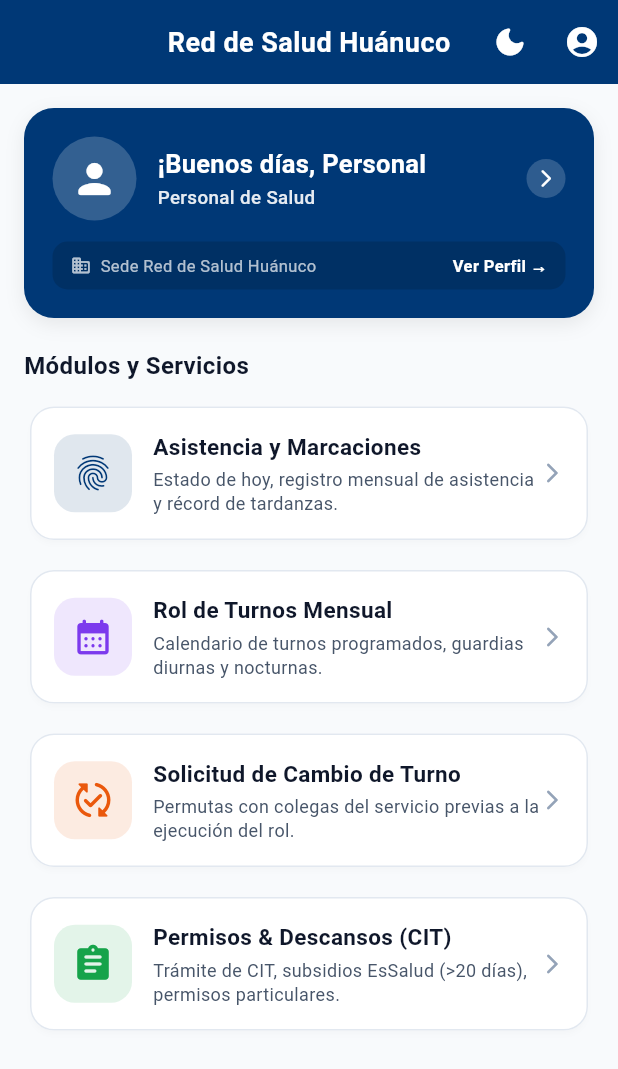
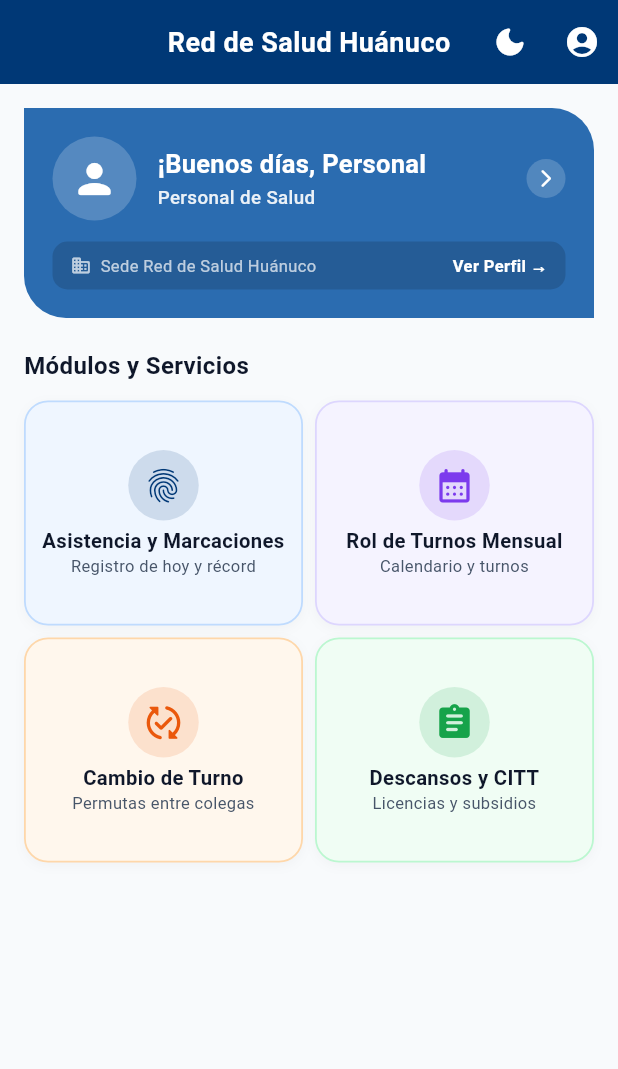
Before and after one commit to ilandbz/asistencia_rshco_mobile, a Flutter app: the HomeScreen screen opened by its route, on a phone screen of 412 x 824 dp. Shown: the top 1069 px of the screen. Run offline on Flutter 3.47's test engine with Material 3 defaults, Android fonts, the phone set to English and light mode, and no system bars; our stand-ins replace dio, equatable, file_picker, flutter_riverpod, flutter_secure_storage, flutter_spinkit and 3 more; accounts and stored records are empty; network calls fail.

Commit message:
version 1 de la app terminada y funcional

```diff
--- a/lib/features/home/presentation/screens/home_screen.dart
+++ b/lib/features/home/presentation/screens/home_screen.dart
@@ -51,26 +51,29 @@ class HomeScreen extends ConsumerWidget {
         child: Column(
           crossAxisAlignment: CrossAxisAlignment.stretch,
           children: [
-            // 1. Tarjeta Cálida de Bienvenida y Perfil (Interactiva)
+            // 1. Banner de Bienvenida y Perfil (Asimétrico: puntas en A y D, redondeado en B y C)
             Container(
               decoration: BoxDecoration(
-                color: isDark ? const Color(0xFF1E293B) : AppColors.primary,
-                borderRadius: BorderRadius.circular(20),
+                color: isDark ? const Color(0xFF1E293B) : const Color(0xFF2B6CB0),
+                borderRadius: const BorderRadius.only(
+                  topLeft: Radius.zero,
+                  topRight: Radius.circular(28),
+                  bottomLeft: Radius.circular(28),
+                  bottomRight: Radius.zero,
+                ),
                 border: Border.all(
                   color: isDark ? const Color(0xFF334155) : Colors.transparent,
                 ),
-                boxShadow: [
-                  BoxShadow(
-                    color: Colors.black.withOpacity(isDark ? 0.25 : 0.08),
-                    blurRadius: 10,
-                    offset: const Offset(0, 4),
-                  ),
-                ],
               ),
               child: Material(
                 color: Colors.transparent,
                 child: InkWell(
-                  borderRadius: BorderRadius.circular(20),
+                  borderRadius: const BorderRadius.only(
+                    topLeft: Radius.zero,
+                    topRight: Radius.circular(28),
+                    bottomLeft: Radius.circular(28),
+                    bottomRight: Radius.zero,
+                  ),
                   onTap: () => context.push('/perfil'),
                   child: Padding(
                     padding: const EdgeInsets.all(18.0),
@@ -192,7 +195,7 @@ class HomeScreen extends ConsumerWidget {
             ),
             const SizedBox(height: 20),
 
-            // Accesos Directos a Módulos
+            // Accesos Directos a Módulos en Cuadrícula 2x2
             Text(
               'Módulos y Servicios',
               style: TextStyle(
@@ -203,54 +206,79 @@ class HomeScreen extends ConsumerWidget {
             ),
             const SizedBox(height: 12),
 
-            _buildModuleCard(
+            GridView.count(
+              crossAxisCount: 2,
+              shrinkWrap: true,
+              physics: const NeverScrollableScrollPhysics(),
+              crossAxisSpacing: 8,
+              mainAxisSpacing: 8,
+              childAspectRatio: 1.24,
+              children: [
+                _buildSquareModuleCard(
                   context: context,
                   icon: Icons.fingerprint_rounded,
                   color: AppColors.primary,
+                  lightBg: const Color(0xFFEFF6FF),
+                  lightBorder: const Color(0xFFBFDBFE),
+                  darkBg: const Color(0xFF132338),
+                  darkBorder: const Color(0xFF1E3A8A),
                   title: 'Asistencia y Marcaciones',
-              description: 'Estado de hoy, registro mensual de asistencia y récord de tardanzas.',
+                  description: 'Registro de hoy y récord',
                   onTap: () => context.push('/asistencia'),
                 ),
-            const SizedBox(height: 12),
-
-            _buildModuleCard(
+                _buildSquareModuleCard(
                   context: context,
                   icon: Icons.calendar_month_rounded,
                   color: AppColors.turnoGuardia,
+                  lightBg: const Color(0xFFF5F3FF),
+                  lightBorder: const Color(0xFFDDD6FE),
+                  darkBg: const Color(0xFF201836),
+                  darkBorder: const Color(0xFF5B21B6),
                   title: 'Rol de Turnos Mensual',
-              description: 'Calendario de turnos programados, guardias diurnas y nocturnas.',
+                  description: 'Calendario y turnos',
                   onTap: () => context.push('/rol-mes'),
                 ),
-            const SizedBox(height: 12),
-
-            _buildModuleCard(
+                _buildSquareModuleCard(
                   context: context,
                   icon: Icons.published_with_changes_rounded,
                   color: AppColors.turnoTarde,
-              title: 'Solicitud de Cambio de Turno',
-              description: 'Permutas con colegas del servicio previas a la ejecución del rol.',
+                  lightBg: const Color(0xFFFFF7ED),
+                  lightBorder: const Color(0xFFFED7AA),
+                  darkBg: const Color(0xFF2B1D16),
+                  darkBorder: const Color(0xFF9A3412),
+                  title: 'Cambio de Turno',
+                  description: 'Permutas entre colegas',
                   onTap: () => context.push('/cambio-turno'),
                 ),
-            const SizedBox(height: 12),
-
-            _buildModuleCard(
+                _buildSquareModuleCard(
                   context: context,
                   icon: Icons.assignment_rounded,
                   color: AppColors.success,
-              title: 'Permisos & Descansos (CIT)',
-              description: 'Trámite de CIT, subsidios EsSalud (>20 días), permisos particulares.',
+                  lightBg: const Color(0xFFF0FDF4),
+                  lightBorder: const Color(0xFFBBF7D0),
+                  darkBg: const Color(0xFF12281D),
+                  darkBorder: const Color(0xFF065F46),
+                  title: 'Descansos y CITT',
+                  description: 'Licencias y subsidios',
                   onTap: () => context.push('/permisos'),
                 ),
+              ],
+            ),
+            const SizedBox(height: 16),
           ],
         ),
       ),
     );
   }
 
-  Widget _buildModuleCard({
+  Widget _buildSquareModuleCard({
     required BuildContext context,
     required IconData icon,
     required Color color,
+    required Color lightBg,
+    required Color lightBorder,
+    required Color darkBg,
+    required Color darkBorder,
     required String title,
     required String description,
     required VoidCallback onTap,
@@ -266,53 +294,80 @@ class HomeScreen extends ConsumerWidget {
                     : const Color(0xFF4ADE80))))
         : color;
 
-    return Card(
+    final backgroundColor = isDark ? darkBg : lightBg;
+    final borderColor = isDark ? darkBorder.withOpacity(0.55) : lightBorder;
+
+    return Container(
+      decoration: BoxDecoration(
+        color: backgroundColor,
+        borderRadius: BorderRadius.circular(16),
+        border: Border.all(
+          color: borderColor,
+          width: 1.2,
+        ),
+        boxShadow: [
+          BoxShadow(
+            color: Colors.black.withOpacity(isDark ? 0.2 : 0.03),
+            blurRadius: 6,
+            offset: const Offset(0, 2),
+          ),
+        ],
+      ),
+      child: Material(
+        color: Colors.transparent,
         child: InkWell(
           onTap: onTap,
           borderRadius: BorderRadius.circular(16),
           child: Padding(
-          padding: const EdgeInsets.all(16.0),
-          child: Row(
+            padding: const EdgeInsets.symmetric(horizontal: 10.0, vertical: 10.0),
+            child: Column(
+              mainAxisAlignment: MainAxisAlignment.center,
+              crossAxisAlignment: CrossAxisAlignment.center,
               children: [
+                // Ícono distintivo centrado
                 Container(
-                padding: const EdgeInsets.all(12),
+                  padding: const EdgeInsets.all(10),
                   decoration: BoxDecoration(
-                  color: effectiveColor.withOpacity(isDark ? 0.2 : 0.12),
-                  borderRadius: BorderRadius.circular(14),
+                    color: effectiveColor.withOpacity(isDark ? 0.25 : 0.14),
+                    shape: BoxShape.circle,
                   ),
-                child: Icon(icon, color: effectiveColor, size: 28),
+                  child: Icon(
+                    icon,
+                    color: effectiveColor,
+                    size: 27,
                   ),
-              const SizedBox(width: 14),
-              Expanded(
-                child: Column(
-                  crossAxisAlignment: CrossAxisAlignment.start,
-                  children: [
+                ),
+                const SizedBox(height: 6),
+
+                // Título centrado
                 Text(
                   title,
+                  textAlign: TextAlign.center,
+                  maxLines: 2,
+                  overflow: TextOverflow.ellipsis,
                   style: TextStyle(
-                        fontSize: 15,
-                        fontWeight: FontWeight.w600,
+                    fontSize: 13.5,
+                    fontWeight: FontWeight.bold,
                     color: AppColors.getTextPrimary(context),
+                    height: 1.15,
                   ),
                 ),
-                    const SizedBox(height: 4),
+                const SizedBox(height: 2),
+
+                // Subtítulo descriptivo centrado
                 Text(
                   description,
+                  textAlign: TextAlign.center,
+                  maxLines: 1,
+                  overflow: TextOverflow.ellipsis,
                   style: TextStyle(
-                        fontSize: 12,
+                    fontSize: 11,
                     color: AppColors.getTextSecondary(context),
-                        height: 1.3,
+                    height: 1.15,
                   ),
                 ),
               ],
             ),
-              ),
-              Icon(
-                Icons.arrow_forward_ios_rounded,
-                size: 16,
-                color: isDark ? const Color(0xFF64748B) : AppColors.textMuted,
-              ),
-            ],
           ),
         ),
       ),
```
Also changed, not shown: lib/features/asistencia/data/models/asistencia_model.dart (+84 -2 lines), lib/features/asistencia/data/repositories/asistencia_repository.dart (+16 -1 lines), lib/features/asistencia/presentation/screens/asistencia_screen.dart (+36 -8 lines). Lines whose indentation alone changed are shown as unchanged.
